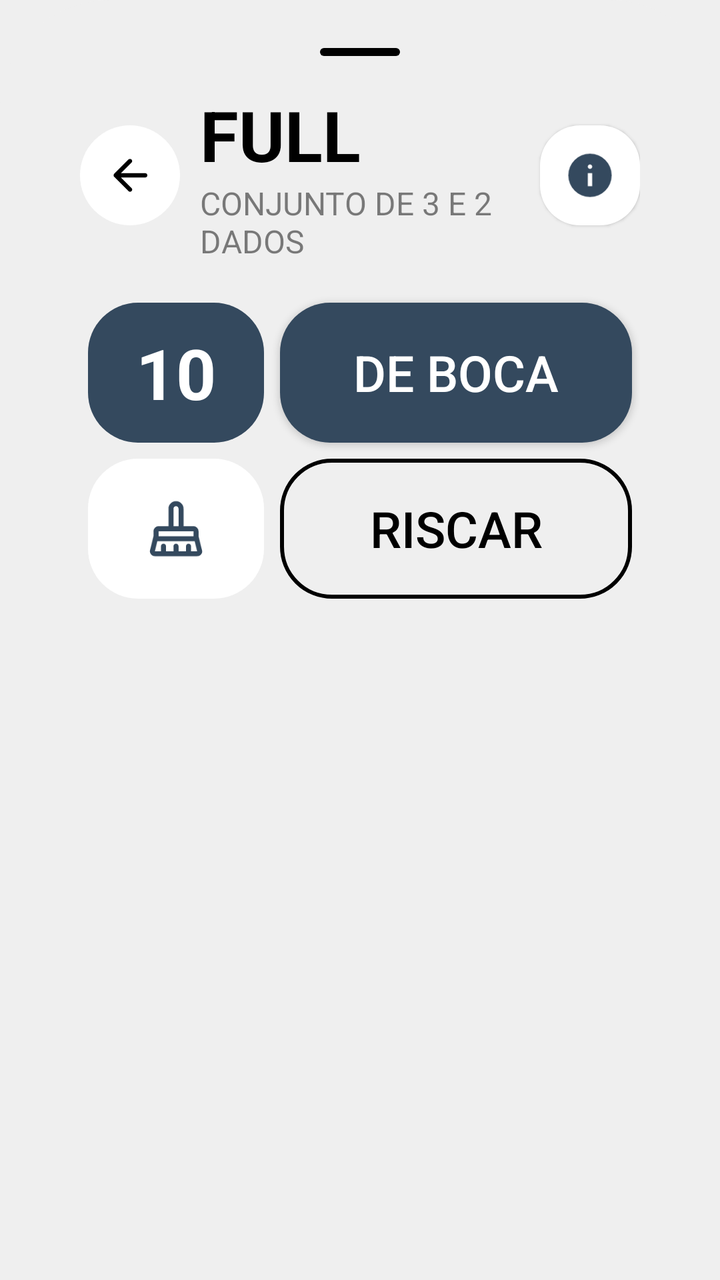
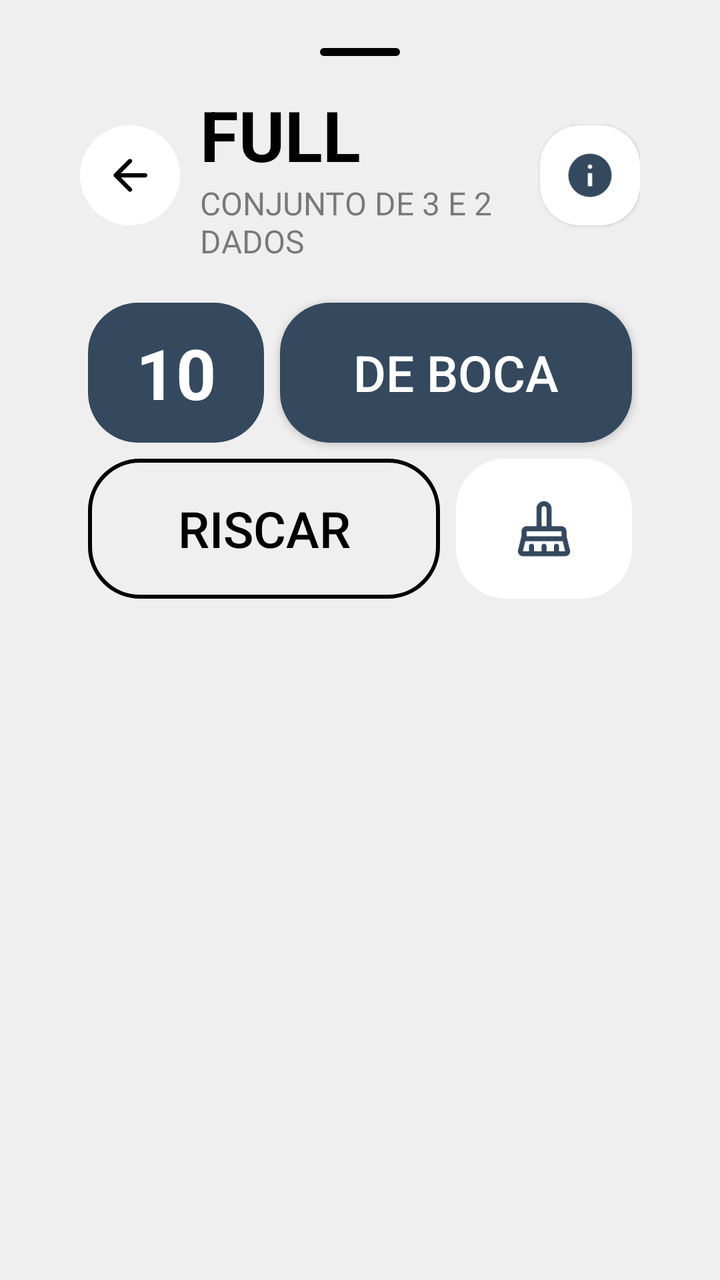

An Android layout rendered at two revisions. The XML below is the earlier revision; the diff shows what the commit changed to produce the second picture.
<!-- AndroidManifest.xml: application theme Base.Theme.KingOfBozo.Standard -->
<!-- res/layout/box_full.xml -->
<?xml version="1.0" encoding="utf-8"?>
<LinearLayout xmlns:android="http://schemas.android.com/apk/res/android"
    xmlns:app="http://schemas.android.com/apk/res-auto"
    xmlns:tools="http://schemas.android.com/tools"
    android:id="@+id/numbers_points"
    android:layout_width="match_parent"
    android:layout_height="wrap_content"
    android:backgroundTint="?attr/customBackground"
    android:background="@drawable/bottom_sheet_background"
    android:orientation="vertical"
    android:padding="24dp">

    <ImageView
        android:layout_width="40dp"
        android:layout_height="4dp"
        android:layout_gravity="center_horizontal"
        android:layout_marginBottom="16dp"
        app:tint="?attr/textFillColor"
        android:src="@drawable/background_card_dark" />


    <LinearLayout
        android:id="@+id/action_bar"
        android:layout_width="match_parent"
        android:layout_height="wrap_content"
        android:paddingHorizontal="16dp"
        android:gravity="center"
        tools:ignore="MissingConstraints">

        <ImageView
            android:id="@+id/button_cancel"
            android:layout_width="50dp"
            android:layout_height="50dp"
            android:backgroundTint="?attr/cardBackgroundColor"
            android:background="@drawable/background_circle_yellow"
            android:padding="12dp"
            android:layout_marginRight="10dp"
            app:tint="?attr/textFillColor"
            android:src="@drawable/ic_arrow_back"
            tools:ignore="ContentDescription" />

        <LinearLayout
            android:layout_width="wrap_content"
            android:layout_height="wrap_content"
            android:orientation="vertical"
            android:layout_weight="1"
            app:layout_constraintStart_toEndOf="@+id/button_back">



            <TextView
                android:id="@+id/scoring_title"
                android:layout_width="wrap_content"
                android:layout_height="wrap_content"
                android:text="FULL"
                android:textColor="?attr/textFillColor"
                android:textSize="35sp"
                android:textStyle="bold" />
            <TextView
                android:layout_width="wrap_content"
                android:layout_height="wrap_content"
                android:text="CONJUNTO DE 3 E 2 DADOS"
                android:alpha="0.5"
                android:textColor="?attr/textFillColor"
                android:textSize="16sp" />

        </LinearLayout>

        <ImageView
            android:id="@+id/button_info"
            android:layout_width="50dp"
            android:layout_height="50dp"
            android:backgroundTint="?attr/cardBackgroundColor"
            android:background="@drawable/background_card_de_boca"
            android:padding="12dp"
            android:layout_marginStart="15dp"
            app:tint="?attr/colorPrimary"
            android:src="@drawable/ic_info"
            android:elevation="1dp"
            tools:ignore="ContentDescription" />


    </LinearLayout>

    <LinearLayout
        android:id="@+id/info_dados"
        android:layout_width="match_parent"
        android:layout_height="wrap_content"
        android:paddingHorizontal="16dp"
        android:paddingTop="16dp"
        android:visibility="gone"
        android:gravity="center_horizontal">

        <ImageView
            android:layout_height="50dp"
            android:layout_width="50dp"
            android:backgroundTint="?attr/cardBackgroundColor"
            android:background="@drawable/background_card_de_boca"
            android:src="@drawable/ic_dice_3"
            app:tint="?attr/colorPrimary"
            android:elevation="2dp"
            android:layout_margin="4dp"/>

        <ImageView
            android:layout_height="50dp"
            android:layout_width="50dp"
            android:backgroundTint="?attr/cardBackgroundColor"
            android:background="@drawable/background_card_de_boca"
            android:src="@drawable/ic_dice_3"
            app:tint="?attr/colorPrimary"
            android:elevation="2dp"
            android:layout_margin="4dp"/>

        <ImageView
            android:layout_height="50dp"
            android:layout_width="50dp"
            android:backgroundTint="?attr/cardBackgroundColor"
            android:background="@drawable/background_card_de_boca"
            android:src="@drawable/ic_dice_3"
            app:tint="?attr/colorPrimary"
            android:elevation="2dp"
            android:layout_margin="4dp"/>

        <ImageView
            android:layout_height="50dp"
            android:layout_width="50dp"
            android:backgroundTint="?attr/cardBackgroundColor"
            android:background="@drawable/background_card_de_boca"
            android:src="@drawable/ic_dice_6"
            app:tint="?attr/colorPrimary"
            android:elevation="2dp"
            android:layout_margin="4dp"/>


        <ImageView
            android:layout_height="50dp"
            android:layout_width="50dp"
            android:backgroundTint="?attr/cardBackgroundColor"
            android:background="@drawable/background_card_de_boca"
            android:src="@drawable/ic_dice_6"
            app:tint="?attr/colorPrimary"
            android:elevation="2dp"
            android:layout_margin="4dp"/>

    </LinearLayout>

    <LinearLayout
        android:layout_width="match_parent"
        android:layout_height="wrap_content"
        android:orientation="vertical"
        android:padding="16dp">

        <GridLayout
            xmlns:android="http://schemas.android.com/apk/res/android"
            xmlns:app="http://schemas.android.com/apk/res-auto"
            android:layout_width="match_parent"
            android:layout_height="wrap_content"
            android:columnCount="3"
            android:rowCount="2">

            <TextView
                android:id="@+id/valor_01"
                android:layout_height="70dp"
                android:layout_width="0dp"
                android:backgroundTint="?attr/colorPrimary"
                android:background="@drawable/background_card_black"
                android:textColor="?attr/customTextBackground"
                android:text="10"
                android:textSize="35dp"
                android:textStyle="bold"
                android:gravity="center"
                android:layout_row="0"
                android:layout_column="0"
                android:layout_columnWeight="1"
                android:layout_gravity="fill"
                android:layout_margin="4dp"/>

            <Button
                android:id="@+id/valor_boca"
                android:layout_height="70dp"
                android:layout_width="0dp"
                app:backgroundTint="?attr/colorPrimary"
                android:background="@drawable/background_card_black"
                app:cornerRadius="20dp"
                android:text="DE BOCA"
                android:textSize="25dp"
                android:textColor="?attr/customTextBackground"
                app:icon="@drawable/ic_de_boca"
                app:iconSize="25dp"
                app:iconTint="?attr/customTextBackground"
                android:gravity="center"
                android:layout_row="0"
                android:layout_column="1"
                android:layout_columnSpan="2"
                android:layout_columnWeight="1"
                android:layout_gravity="fill"
                android:layout_margin="4dp" />



            <ImageView
                android:id="@+id/btn_nulo"
                android:layout_height="70dp"
                android:layout_width="0dp"
                android:backgroundTint="?attr/cardBackgroundColor"
                android:background="@drawable/background_card_black"
                android:src="@drawable/ic_clear"
                app:tint="?attr/colorPrimary"
                android:layout_row="1"
                android:layout_column="0"
                android:layout_columnWeight="1"
                android:layout_gravity="fill"
                android:padding="20dp"
                android:layout_margin="4dp"/>

            <Button
                android:id="@+id/btn_riscar"
                android:layout_height="70dp"
                android:layout_width="0dp"
                app:backgroundTint="?attr/textFillColor"
                android:background="@drawable/background_score_option_riscar"
                app:cornerRadius="20dp"
                android:text="RISCAR"
                android:textSize="25dp"
                android:textColor="?attr/textFillColor"
                app:icon="@drawable/ic_riscar"
                app:iconSize="25dp"
                app:iconTint="?attr/textFillColor"
                android:gravity="center"
                android:layout_row="1"
                android:layout_column="1"
                android:layout_columnSpan="2"
                android:layout_columnWeight="2"
                android:layout_gravity="fill"
                android:layout_margin="4dp" />


        </GridLayout>

    </LinearLayout>


</LinearLayout>
<!-- resources referenced by this layout -->
<resources>
  <!-- drawable background_card_black (drawable) -->
  <shape xmlns:android="http://schemas.android.com/apk/res/android"
      android:shape="rectangle">
      <solid android:color="@color/fundo_light" />
      <corners android:radius="25dp" />
  </shape>
  <!-- drawable background_card_dark (drawable) -->
  <shape xmlns:android="http://schemas.android.com/apk/res/android"
      android:shape="rectangle">
      <solid android:color="@color/fundo_light" />
      <corners android:radius="100dp" />
  </shape>
  <!-- drawable background_card_de_boca (drawable) -->
  <shape xmlns:android="http://schemas.android.com/apk/res/android"
      android:shape="rectangle">
      <solid android:color="@color/fundo_light" />
      <corners android:radius="20dp" />
  </shape>
  <!-- drawable background_circle_yellow (drawable) -->
  <?xml version="1.0" encoding="utf-8"?>
  <shape xmlns:android="http://schemas.android.com/apk/res/android"
      android:shape="oval">
      <solid android:color="@color/fundo_light" />
  </shape>
  <!-- drawable background_score_option_riscar (drawable) -->
  <shape xmlns:android="http://schemas.android.com/apk/res/android"
      android:shape="rectangle">
      <corners android:radius="25dp" />
      <stroke android:width="2dp" android:color="@color/fundo_light" />
      <solid android:color="@android:color/transparent" />
  </shape>
  <!-- drawable bottom_sheet_background (drawable) -->
  <?xml version="1.0" encoding="utf-8"?>
  <shape xmlns:android="http://schemas.android.com/apk/res/android"
      android:shape="rectangle">
      <solid android:color="@color/fundo_light"/>
      <corners android:topLeftRadius="55dp" android:topRightRadius="55dp"/>
  </shape>
  <!-- drawable ic_de_boca (drawable) -->
  <vector xmlns:android="http://schemas.android.com/apk/res/android"
      android:width="24dp"
      android:height="24dp"
      android:viewportWidth="960"
      android:viewportHeight="960"
      android:tint="?attr/colorControlNormal">
    <path
        android:fillColor="@android:color/white"
        android:pathData="M320,880L360,600L160,600L520,80L600,80L560,400L800,400L400,880L320,880Z"/>
  </vector>
  <!-- drawable ic_dice_3 (drawable) -->
  <vector xmlns:android="http://schemas.android.com/apk/res/android"
      android:width="24dp"
      android:height="24dp"
      android:viewportWidth="24"
      android:viewportHeight="24">
      <path
          android:fillColor="@color/fundo_light"
          android:pathData="M7.5,7.5m-1.5,0a1.5,1.5 0,1 1,3 0a1.5,1.5 0,1 1,-3 0"/>
      <path
          android:fillColor="@color/fundo_light"
          android:pathData="M12,12m-1.5,0a1.5,1.5 0,1 1,3 0a1.5,1.5 0,1 1,-3 0"/>
      <path
          android:fillColor="@color/fundo_light"
          android:pathData="M16.5,16.5m-1.5,0a1.5,1.5 0,1 1,3 0a1.5,1.5 0,1 1,-3 0"/>
  </vector>
  <!-- drawable ic_riscar (drawable) -->
  <vector xmlns:android="http://schemas.android.com/apk/res/android"
      android:width="24dp"
      android:height="24dp"
      android:viewportWidth="960"
      android:viewportHeight="960"
      android:tint="?attr/colorControlNormal">
    <path
        android:fillColor="@android:color/white"
        android:pathData="M753,640L673,560L800,560L800,640L753,640ZM640,527L433,320L560,320L560,160L640,160L640,320L800,320L800,400L640,400L640,527ZM400,287L320,207L320,160L400,160L400,287ZM791,904L640,753L640,800L560,800L560,673L527,640L400,640L400,800L320,800L320,640L160,640L160,560L320,560L320,433L287,400L160,400L160,320L207,320L56,169L112,112L848,848L791,904Z"/>
  </vector>
  <color name="fundo_light">#EFEFEF</color>
  <color name="padrao">#34495e</color>
  <color name="text_dark">#000000</color>
  <color name="text_light">#FFFFFF</color>
  <color name="icon_dark">#000000</color>
  <color name="icon_light">#FFFFFF</color>
  <color name="card_light">#FFFFFF</color>
  <color name="card_dark">#313131</color>
  <!-- unchanged entries left out for length: 6 -->
</resources>

<!-- the commit's change to res/layout/box_full.xml (unified diff, before → after) -->
@@ -207,7 +207,7 @@
                 android:src="@drawable/ic_clear"
                 app:tint="?attr/colorPrimary"
                 android:layout_row="1"
-                android:layout_column="0"
+                android:layout_column="2"
                 android:layout_columnWeight="1"
                 android:layout_gravity="fill"
                 android:padding="20dp"
@@ -228,7 +228,7 @@
                 app:iconTint="?attr/textFillColor"
                 android:gravity="center"
                 android:layout_row="1"
-                android:layout_column="1"
+                android:layout_column="0"
                 android:layout_columnSpan="2"
                 android:layout_columnWeight="2"
                 android:layout_gravity="fill"
